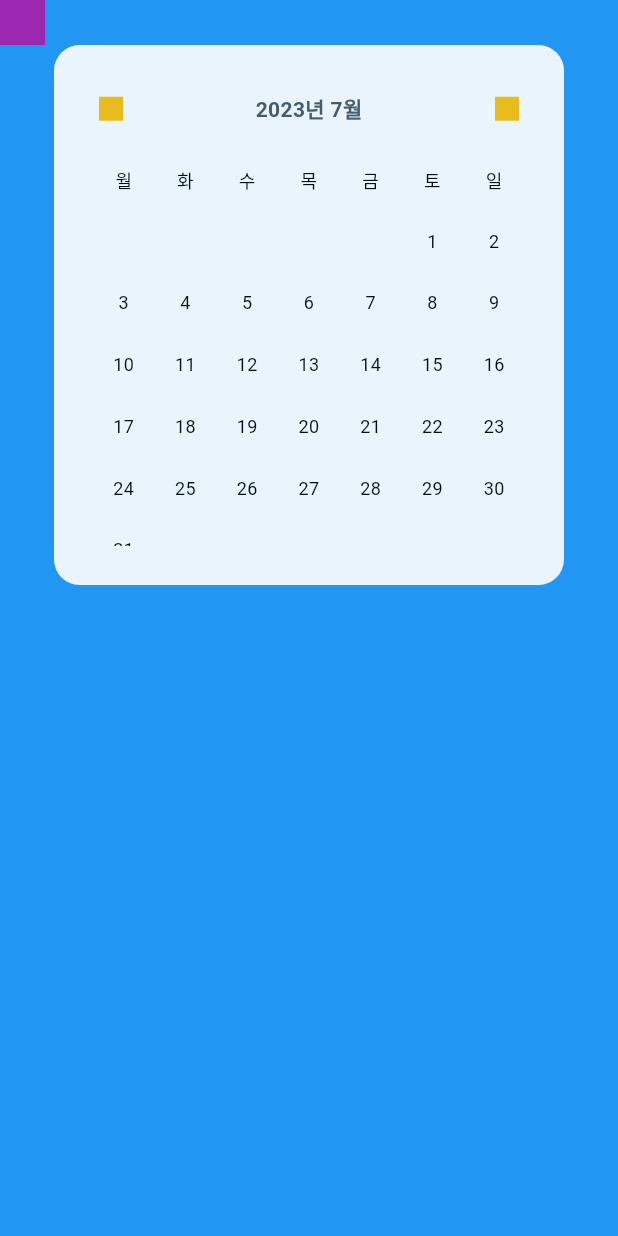
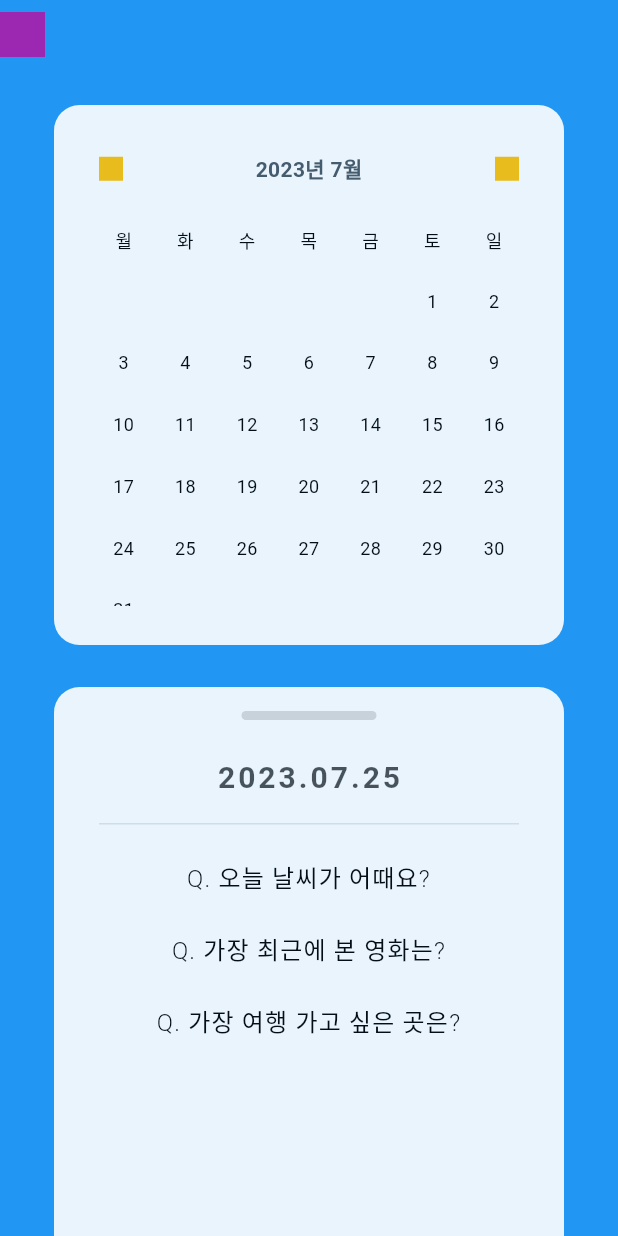
Before and after one commit to dkgt331/3Q3Min-Front, a Flutter app: the CalendarScreen screen opened directly, on a phone screen of 412 x 824 dp. Run offline on Flutter 3.47's test engine with Material 2 defaults, Android fonts, the phone set to English and light mode, and no system bars.

Commit message:
feat: add bottom question detail

```diff
--- a/lib/calendar/calendar_screen.dart
+++ b/lib/calendar/calendar_screen.dart
@@ -12,6 +12,8 @@ class _CalendarScreenState extends State<CalendarScreen> {
 
   int year = 0;
   int month = 0;
+
+  int selectedDay = 0;
 
   void setDateList(int setYear, int setMonth) {
     year = setYear;
@@ -130,10 +132,101 @@ class _CalendarScreenState extends State<CalendarScreen> {
     );
   }
 
+  Widget CalendarDetailWidget() {
+    return Opacity(
+        opacity: 0.90,
+        child: Container(
+          margin: const EdgeInsets.symmetric(horizontal: 36),
+          decoration: const BoxDecoration(
+              borderRadius: BorderRadius.only(
+                  topLeft: Radius.circular(17), topRight: Radius.circular(17)),
+              color: Colors.white),
+          child: Column(
+            children: [
+              Row(
+                children: [
+                  const Expanded(child: SizedBox()),
+                  Padding(
+                    padding: const EdgeInsets.symmetric(vertical: 16.0),
+                    child: Opacity(
+                      opacity: 0.15,
+                      child: Container(
+                        height: 6,
+                        width: 90,
+                        decoration: const BoxDecoration(
+                            borderRadius: BorderRadius.all(Radius.circular(40)),
+                            color: Color(0xFF000000)),
+                      ),
+                    ),
+                  ),
+                  const Expanded(child: SizedBox())
+                ],
+              ),
+              Padding(
+                padding: const EdgeInsets.symmetric(vertical: 8.0),
+                child: Text(
+                  month.toString().length == 2
+                      ? "$year.$month.$selectedDay"
+                      : "$year.0$month.$selectedDay",
+                  style: TextStyle(
+                    color: Colors.black.withOpacity(0.7),
+                    fontSize: 20,
+                    fontWeight: FontWeight.w700,
+                    letterSpacing: 2,
+                  ),
+                ),
+              ),
+              const SizedBox(
+                height: 8,
+              ),
+              Container(
+                height: 0.5,
+                margin: const EdgeInsets.symmetric(horizontal: 30.0),
+                color: Colors.black.withOpacity(0.2),
+              ),
+              const SizedBox(
+                height: 24.0,
+              ),
+              const Text("Q. 오늘 날씨가 어때요?",
+                  textAlign: TextAlign.center,
+                  style: TextStyle(
+                    color: Colors.black,
+                    fontSize: 16,
+                    fontWeight: FontWeight.w300,
+                    letterSpacing: 0.80,
+                  )),
+              const SizedBox(
+                height: 24.0,
+              ),
+              const Text("Q. 가장 최근에 본 영화는?",
+                  textAlign: TextAlign.center,
+                  style: TextStyle(
+                    color: Colors.black,
+                    fontSize: 16,
+                    fontWeight: FontWeight.w300,
+                    letterSpacing: 0.80,
+                  )),
+              const SizedBox(
+                height: 24.0,
+              ),
+              const Text("Q. 가장 여행 가고 싶은 곳은?",
+                  textAlign: TextAlign.center,
+                  style: TextStyle(
+                    color: Colors.black,
+                    fontSize: 16,
+                    fontWeight: FontWeight.w300,
+                    letterSpacing: 0.80,
+                  ))
+            ],
+          ),
+        ));
+  }
+
   @override
   void initState() {
     // TODO: implement initState
     DateTime now = DateTime.now();
+    selectedDay = now.day;
     setDateList(now.year, now.month);
     super.initState();
   }
@@ -155,6 +248,8 @@ class _CalendarScreenState extends State<CalendarScreen> {
               onTap: () {
                 Navigator.of(context).pop();
               },
+              child: Padding(
+                padding: const EdgeInsets.symmetric(vertical: 8.0),
                 child: Row(
                   children: [
                     Container(
@@ -166,7 +261,15 @@ class _CalendarScreenState extends State<CalendarScreen> {
                   ],
                 ),
               ),
-            CalendarWidget()
+            ),
+            const SizedBox(
+              height: 24,
+            ),
+            CalendarWidget(),
+            const SizedBox(
+              height: 28,
+            ),
+            Expanded(child: CalendarDetailWidget()),
           ],
         ),
       )),
```
Also changed, not shown: 10 other files. Lines whose indentation alone changed are shown as unchanged.
